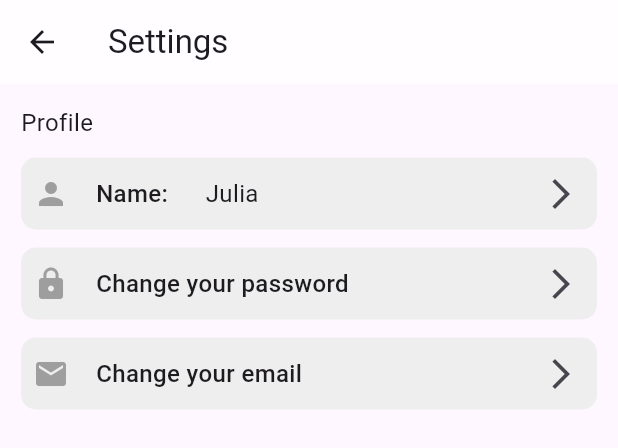
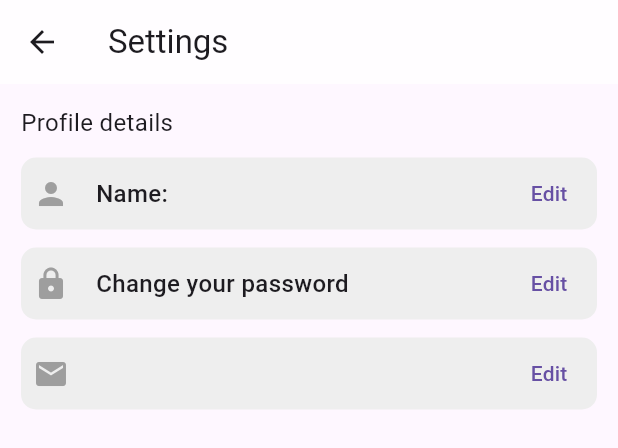
Before and after one commit to juliakowalikk/listify, a Flutter app: the DrawerBody widget shown alone on an empty page, opened directly, after a tap on "Settings", on a phone screen of 412 x 824 dp. Shown: the top 448 px of the screen. Run offline on Flutter 3.47's test engine with Material 3 defaults, Android fonts, the phone set to English and light mode, and no system bars; our stand-ins replace bloc, cloud_firestore, email_validator, equatable, firebase_auth, firebase_core and 2 more; accounts and stored records are empty; generated files the repository leaves out were written again.

Commit message:
Add new functionality for change user name and password

```diff
--- a/lib/presentation/pages/list/widgets/drawer_body.dart
+++ b/lib/presentation/pages/list/widgets/drawer_body.dart
@@ -1,4 +1,5 @@
 import 'package:flutter/material.dart';
+import 'package:flutter_gen/gen_l10n/app_localizations.dart';
 import 'package:listify/domain/models/firebase_auth_model.dart';
 import 'package:listify/presentation/pages/settings/settings_page.dart';
 import 'package:listify/presentation/pages/sign_in/sign_in_page.dart';
@@ -14,30 +15,29 @@ class DrawerBody extends StatelessWidget {
               decoration: BoxDecoration(
                 color: Colors.blue.shade100,
               ),
-              child: const Center(child: Text('Listify')),
+              child: const Center(
+                child: Text('Listify'),
+              ),
             ),
             ListTile(
               leading: const Icon(Icons.settings),
-              title: const Text('Settings'),
+              title: Text(Strings.of(context).settings),
               onTap: () => Navigator.push(
                 context,
                 MaterialPageRoute(
-                    builder: (context) => const SettingsPage(
-                      userName: 'Julia',
+                  builder: (context) => SettingsPage(),
                 ),
-                  )),
+              ),
             ),
             ListTile(
               leading: const Icon(Icons.logout),
-              title: const Text('Log out'),
-              onTap: () {
-                AuthService().firebaseAuth.signOut().then(
+              title: Text(Strings.of(context).logOut),
+              onTap: () => AuthService().firebaseAuth.signOut().then(
                     (value) => Navigator.pushReplacement(
                       context,
                       MaterialPageRoute(builder: (context) => const SignIn()),
                     ),
-                    );
-              },
+                  ),
             ),
           ],
         ),
--- a/lib/presentation/pages/registration/widgets/register_sign_in_now.dart
+++ b/lib/presentation/pages/registration/widgets/register_sign_in_now.dart
@@ -10,8 +10,9 @@ class RegisterSignInNow extends StatelessWidget {
         text: TextSpan(
           children: <TextSpan>[
             const TextSpan(
-                text: 'Are you already a user?',
-                style: TextStyle(color: Colors.black)),
+              text: 'Are you already a user?',
+              style: TextStyle(color: Colors.black),
+            ),
             TextSpan(
               text: ' Log in now!',
               style: const TextStyle(color: Colors.blue),
--- a/lib/presentation/pages/settings/settings_page.dart
+++ b/lib/presentation/pages/settings/settings_page.dart
@@ -1,15 +1,29 @@
 import 'package:flutter/material.dart';
+import 'package:flutter_gen/gen_l10n/app_localizations.dart';
+import 'package:listify/domain/models/firebase_auth_model.dart';
+import 'package:listify/presentation/pages/change_password/change_password_page.dart';
 import 'package:listify/presentation/pages/settings/widgets/setting_tile.dart';
+import 'package:provider/provider.dart';
 
-class SettingsPage extends StatelessWidget {
-  final String userName;
-
-  const SettingsPage({super.key, required this.userName});
+class SettingsPage extends StatefulWidget {
+  const SettingsPage({super.key});
 
   @override
-  Widget build(BuildContext context) => Scaffold(
+  State<SettingsPage> createState() => _SettingsPageState();
+}
+
+class _SettingsPageState extends State<SettingsPage> {
+  final TextEditingController settingsTileController = TextEditingController();
+
+  @override
+  Widget build(BuildContext context) {
+    final x = context.read<AuthService>().firebaseAuth.currentUser;
+    var userName = x?.displayName;
+    var userEmail = x?.email;
+
+    return Scaffold(
       appBar: AppBar(
-          title: const Text('Settings'),
+        title: Text(Strings.of(context).settings),
         backgroundColor: Colors.white70,
       ),
       body: SafeArea(
@@ -18,30 +32,34 @@ class SettingsPage extends StatelessWidget {
           child: Column(
             crossAxisAlignment: CrossAxisAlignment.start,
             children: [
-                const Padding(
-                  padding: EdgeInsets.all(6.0),
+              Padding(
+                padding: const EdgeInsets.all(6.0),
                 child: Text(
-                    'Profile',
-                    style: TextStyle(fontSize: 16),
+                  Strings.of(context).profileTitle,
+                  style: const TextStyle(fontSize: 16),
                 ),
               ),
               SettingTile(
                 icon: Icons.person,
-                  settingTileTitle: 'Name:',
-                  settingTileSubtitle: userName,
-                  settingTileHintText: 'Type your name',
+                settingTileTitle: Strings.of(context).userName,
+                settingTileSubtitle: userName.toString(),
+                settingTileHintText: Strings.of(context).changeUserNameHintText,
+                onPressed: () => _showMyDialog('Change name', 'New name'),
               ),
-                const SettingTile(
+              SettingTile(
                 icon: Icons.lock,
-                  settingTileTitle: 'Change your password',
-                  settingTileSubtitle: '',
-                  settingTileHintText: 'Type new password',
+                settingTileTitle: Strings.of(context).changePasswordText,
+                settingTileHintText: Strings.of(context).changePasswordHintText,
+                onPressed: () => Navigator.push(
+                    context,
+                    MaterialPageRoute(
+                        builder: (context) => ChangePasswordPage())),
               ),
-                const SettingTile(
-                  settingTileTitle: 'Change your email',
+              SettingTile(
+                settingTileTitle: userEmail.toString(),
                 icon: Icons.email,
-                  settingTileSubtitle: '',
-                  settingTileHintText: 'Type new email',
+                settingTileHintText: Strings.of(context).changeEmailHintText,
+                onPressed: () => _showMyDialog('Change email', 'New email'),
               )
             ],
           ),
@@ -49,3 +67,27 @@ class SettingsPage extends StatelessWidget {
       ),
     );
   }
+
+  Future<void> _showMyDialog(String title, String hintText) async => showDialog(
+      context: context,
+      barrierDismissible: false,
+      builder: (BuildContext dialogContext) => AlertDialog(
+            title: Text(title),
+            content: TextField(
+              controller: settingsTileController,
+              decoration: InputDecoration(
+                hintText: hintText,
+              ),
+            ),
+            actions: [
+              TextButton(
+                onPressed: () => Navigator.of(dialogContext).pop(),
+                child: const Text('Close'),
+              ),
+              TextButton(
+                onPressed: () {},
+                child: const Text('Change'),
+              )
+            ],
+          ));
+}
--- a/lib/presentation/pages/settings/widgets/setting_tile.dart
+++ b/lib/presentation/pages/settings/widgets/setting_tile.dart
@@ -1,26 +1,21 @@
 import 'package:flutter/material.dart';
 
-class SettingTile extends StatefulWidget {
+class SettingTile extends StatelessWidget {
   final IconData icon;
-  final String settingTileSubtitle;
+  final String? settingTileSubtitle;
   final String settingTileTitle;
   final String settingTileHintText;
+  final Function() onPressed;
 
   const SettingTile({
     super.key,
     required this.settingTileTitle,
     required this.icon,
-    required this.settingTileSubtitle,
+    this.settingTileSubtitle,
     required this.settingTileHintText,
+    required this.onPressed,
   });
 
-  @override
-  State<SettingTile> createState() => _SettingTileState();
-}
-
-final TextEditingController settingsTileController = TextEditingController();
-
-class _SettingTileState extends State<SettingTile> {
   @override
   Widget build(BuildContext context) => Padding(
         padding: const EdgeInsets.all(6.0),
@@ -33,53 +28,33 @@ class _SettingTileState extends State<SettingTile> {
               Padding(
                 padding: const EdgeInsets.symmetric(horizontal: 8),
                 child: Icon(
-                  widget.icon,
+                  icon,
                   color: Colors.grey,
                 ),
               ),
               Padding(
                 padding: const EdgeInsets.symmetric(horizontal: 10),
                 child: Text(
-                  widget.settingTileTitle,
+                  settingTileTitle,
                   style: const TextStyle(
                       fontSize: 16, fontWeight: FontWeight.w500),
                 ),
               ),
-              Padding(
-                padding: const EdgeInsets.symmetric(horizontal: 15),
-                child: Text(
-                  widget.settingTileSubtitle,
-                  style: const TextStyle(fontSize: 16),
+              if (settingTileSubtitle != null)
+                Padding(
+                  padding: const EdgeInsets.symmetric(horizontal: 15),
+                  child: Text(
+                    settingTileSubtitle!,
+                    style: const TextStyle(fontSize: 16),
+                  ),
                 ),
-              ),
               const Spacer(),
-              IconButton(
-                  onPressed: () {
-                    _showMyDialog();
-                  },
-                  icon: const Icon(Icons.arrow_forward_ios))
+              TextButton(
+                onPressed: onPressed,
+                child: const Text('Edit'),
+              )
             ],
           ),
         ),
       );
-
-  Future<void> _showMyDialog() async => showDialog(
-      context: context,
-      barrierDismissible: false,
-      builder: (BuildContext dialogContext) => AlertDialog(
-            title: Text(widget.settingTileTitle),
-            content: TextField(
-              controller: settingsTileController,
-              decoration: InputDecoration(
-                hintText: widget.settingTileHintText,
-              ),
-            ),
-            actions: [
-              TextButton(
-                onPressed: () => Navigator.of(dialogContext).pop(),
-                child: Text('Close'),
-              ),
-              TextButton(onPressed: () {}, child: Text('Change'))
-            ],
-          ));
 }
--- a/lib/presentation/widgets/listify_stream_builder.dart
+++ b/lib/presentation/widgets/listify_stream_builder.dart
@@ -12,7 +12,6 @@ class ListifyStreamBuilder extends StatelessWidget {
   Widget build(BuildContext context) => StreamBuilder<User?>(
         stream: context.read<AuthService>().onAuthStateChanged,
         builder: (context, snapshot) {
-          print(snapshot.data);
           if (snapshot.hasData) {
             return const ListPage();
           }
```
Also changed, not shown: lib/l10n/app_en.arb (+25 -2 lines), lib/presentation/pages/change_password/change_password_page.dart (added, +39 -0 lines), lib/presentation/pages/list/list_page.dart (+3 -7 lines), lib/presentation/pages/registration/cubit/registration_cubit.dart (+4 -4 lines), lib/presentation/pages/registration/registration_page.dart (+17 -14 lines), lib/presentation/pages/sign_in/sign_in_page.dart (+14 -11 lines). Lines whose indentation alone changed are shown as unchanged.
